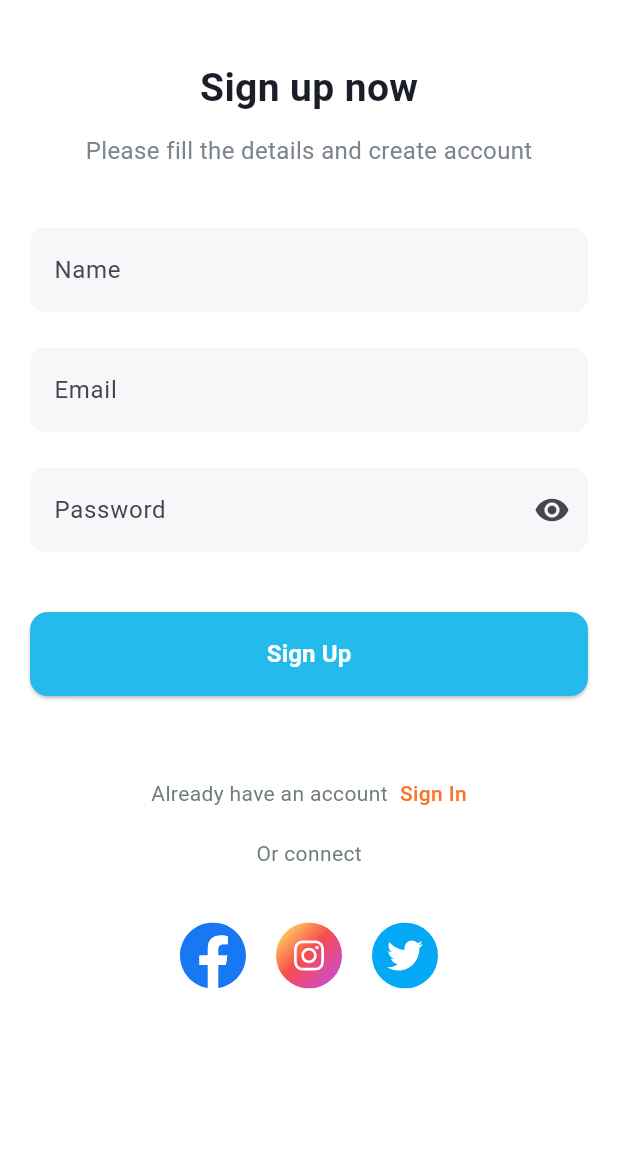
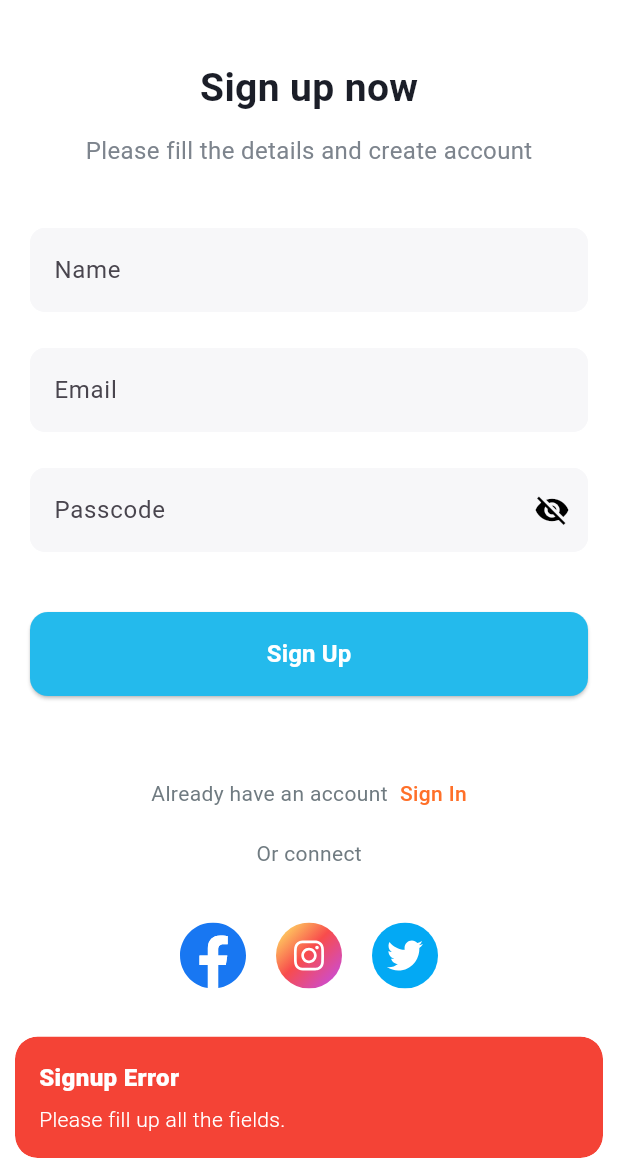
Before and after one commit to gullhassan23/WholesaleGrocassryStore, a Flutter app: the SignUP screen opened directly, after a tap on "Sign Up", on a phone screen of 412 x 824 dp, the part 78-1236 px from its top. Run offline on Flutter 3.47's test engine with Material 3 defaults, Android fonts, the light colour scheme and no system bars; our stand-ins replace cloud_firestore, firebase_auth, firebase_core, firebase_storage, flutter_svg, get and 1 more; missing offline and left inert: bcrypt; accounts and stored records are empty.

Commit message:
firebase add userdata

```diff
--- a/wholesaleapp/lib/Controllers/distribController.dart
+++ b/wholesaleapp/lib/Controllers/distribController.dart
@@ -1,5 +1,3 @@
-
-
 import 'package:cloud_firestore/cloud_firestore.dart';
 import 'package:firebase_auth/firebase_auth.dart';
 import 'package:flutter/material.dart';
@@ -52,7 +50,7 @@ class UserController extends GetxController {
       print("Fetching data for distributor with UID: $uid");
 
       DocumentSnapshot userSnap = await FirebaseFirestore.instance
-          .collection('Distributor')
+          .collection('Distributors')
           .doc(uid)
           .get();
 
@@ -144,7 +142,7 @@ class UserController extends GetxController {
       print("Fetching profile for user with UID: $uid");
 
       DocumentSnapshot userSnap = await FirebaseFirestore.instance
-          .collection('Distributor')
+          .collection('Distributors')
           .doc(uid)
           .get();
 
--- a/wholesaleapp/lib/helper/cloudResources/AuthMethod.dart
+++ b/wholesaleapp/lib/helper/cloudResources/AuthMethod.dart
@@ -8,7 +8,6 @@ import 'package:wholesaleapp/MODELS/PicModel.dart';
 import 'package:wholesaleapp/MODELS/distributModel.dart';
 import 'package:wholesaleapp/helper/cloudResources/CloudMethod.dart';
 
-
 class Authenticationclass {
   FirebaseAuth auth = FirebaseAuth.instance;
   final FirebaseFirestore _firestore = FirebaseFirestore.instance;
@@ -17,14 +16,11 @@ class Authenticationclass {
   final String adminName = "HASSAN";
   final String adminPhone = "+923351764911";
 
-
-
-
   Future<Distributor> getUsersDetails() async {
     User currentUser = auth.currentUser!;
 
     DocumentSnapshot snap =
-        await _firestore.collection('users').doc(currentUser.uid).get();
+        await _firestore.collection('Distributors').doc(currentUser.uid).get();
 
     return Distributor.fromMap(snap as Map<String, dynamic>);
   }
@@ -32,15 +28,13 @@ class Authenticationclass {
   Future<String> signUpDistributor(
       {required String name,
       required String email,
-      required String address,
       required String password}) async {
     name.trim();
 
-    address.trim();
     email.trim();
     password.trim();
     String output = "Something went wrong";
-    if (name != "" && email != "" && address != "" && password != "") {
+    if (name != "" && email != "" && password != "") {
       try {
         UserCredential cred = await auth.createUserWithEmailAndPassword(
             email: email, password: password);
@@ -52,14 +46,13 @@ class Authenticationclass {
         Distributor users = Distributor(
           lastActive: DateTime.now(),
           email: email,
-          address: address,
           password: hashedPassword,
           name: name,
           uid: cred.user!.uid,
         );
 
         await _firestore
-            .collection('users')
+            .collection('Distributors')
             .doc(cred.user!.uid)
             .set(users.toMap());
         // await cloud().uploadUserDataToFireStore(user: user);
@@ -179,16 +172,11 @@ class Authenticationclass {
 
     Pic pic = Pic(id: currentUser.uid, photoUrl: url);
     await _firestore
-        .collection("users")
+        .collection("Distributors")
         .doc(currentUser.uid)
         .update(pic.toJson());
     print(url);
 
     return url;
   }
-
-
-
-
-
 }
--- a/wholesaleapp/lib/screens/Auth/sign_up.dart
+++ b/wholesaleapp/lib/screens/Auth/sign_up.dart
@@ -1,5 +1,7 @@
 import 'package:flutter/material.dart';
 import 'package:flutter_svg/svg.dart';
+import 'package:get/get.dart';
+import 'package:wholesaleapp/helper/cloudResources/AuthMethod.dart';
 import 'package:wholesaleapp/screens/Auth/sign_in.dart';
 
 import '../../helper/constant/colors_resource.dart';
@@ -14,7 +16,52 @@ class SignUP extends StatefulWidget {
 }
 
 class _SignUpState extends State<SignUP> {
+  final TextEditingController name = TextEditingController();
+  final TextEditingController email = TextEditingController();
+  final TextEditingController passcode = TextEditingController();
+  bool visiblePassword = false;
   final _formKey = GlobalKey<FormState>();
+
+  bool isLoad = false;
+
+  @override
+  void dispose() {
+    super.dispose();
+    name.dispose();
+    email.dispose();
+    passcode.dispose();
+  }
+
+  void signUp() async {
+    setState(() {
+      isLoad = true; // Show loading indicator
+    });
+
+    String output = await Authenticationclass().signUpDistributor(
+      name: name.text,
+      email: email.text,
+      password: passcode.text,
+    );
+
+    setState(() {
+      isLoad = false; // Hide loading indicator
+    });
+
+    if (output == "success") {
+      print("User signup successful!");
+      Navigator.pushReplacement(
+          context, MaterialPageRoute(builder: (_) => SignIn()));
+    } else {
+      Get.snackbar(
+        "Signup Error", // Title
+        output, // Message
+        snackPosition: SnackPosition.BOTTOM,
+        backgroundColor: Colors.red,
+        colorText: Colors.white,
+        duration: Duration(seconds: 3),
+      );
+    }
+  }
 
   @override
   Widget build(BuildContext context) {
@@ -70,22 +117,43 @@ class _SignUpState extends State<SignUP> {
                 const SizedBox(
                   height: 40,
                 ),
-                const CustomTextFormField(
+                CustomTextFormField(
+                  obscureText: false,
+                  controller: name,
                   text: 'Name',
                 ),
-                const SizedBox(
+                SizedBox(
                   height: 24,
                 ),
-                const CustomTextFormField(
+                CustomTextFormField(
+                  controller: email,
                   text: 'Email',
                 ),
                 const SizedBox(
                   height: 24,
                 ),
-                const CustomTextFormField(
-                  text: 'Password',
-                  suffixIcon: Icon(Icons.remove_red_eye),
-                  obscureText: true,
+                CustomTextFormField(
+                  validator: (value) {
+                    if (value!.isEmpty) {
+                      return "Enter password";
+                    }
+                    return null;
+                  },
+                  controller: passcode,
+                  text: 'Passcode',
+                  suffixIcon: IconButton(
+                      onPressed: () {
+                        setState(() {
+                          visiblePassword = !visiblePassword;
+                        });
+                      },
+                      icon: Icon(
+                        visiblePassword
+                            ? Icons.visibility
+                            : Icons.visibility_off,
+                        color: Colors.black,
+                      )),
+                  obscureText: !visiblePassword,
                 ),
                 const SizedBox(
                   height: 40,
@@ -103,9 +171,7 @@ class _SignUpState extends State<SignUP> {
                         ),
                         backgroundColor: WidgetStateProperty.all<Color>(
                             ColorsResource.PRIMARY_COLOR)),
-                    onPressed: () {
-                      /// TODO
-                    },
+                    onPressed: signUp,
                     child: const Text(
                       'Sign Up',
                       style: TextStyle(
@@ -137,8 +203,7 @@ class _SignUpState extends State<SignUP> {
                       onTap: () {
                         Navigator.pushReplacement(
                           context,
-                          MaterialPageRoute(
-                              builder: (context) => const SignIn()),
+                          MaterialPageRoute(builder: (context) => SignIn()),
                         );
                       },
                       child: const Text(
```
Also changed, not shown: wholesaleapp/lib/screens/Auth/sign_in.dart (+72 -11 lines).
